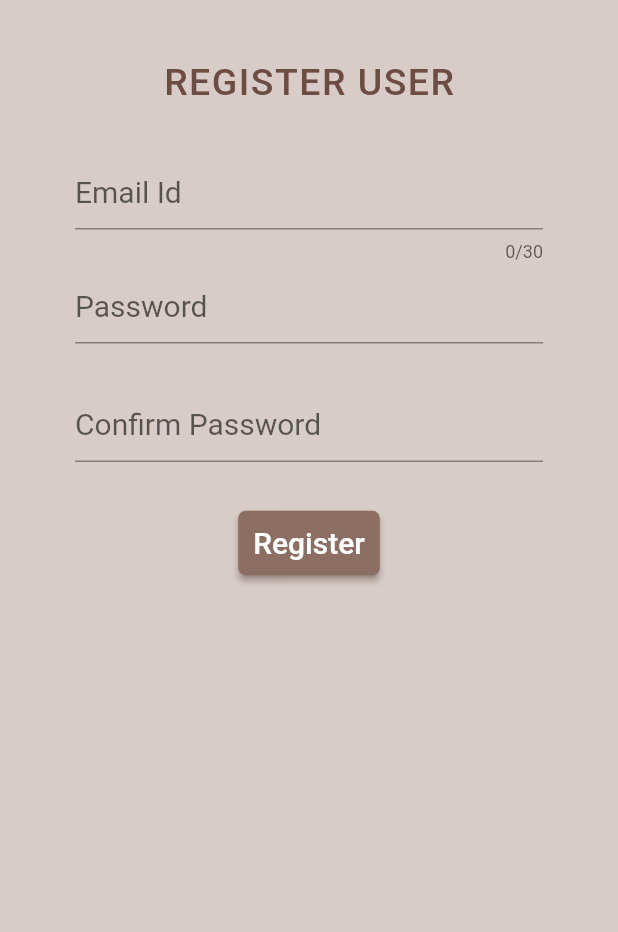
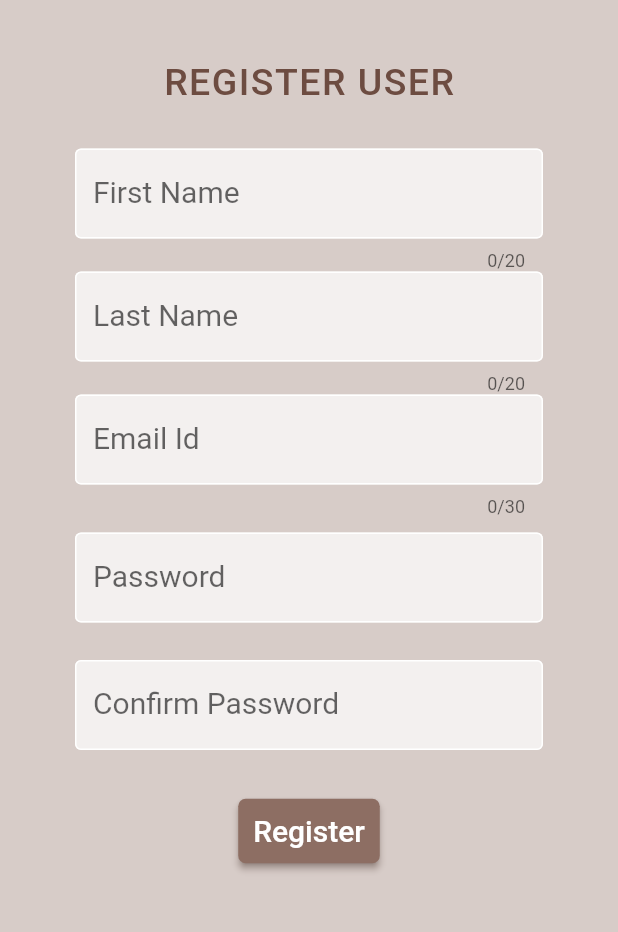
Before and after one commit to ShinuMathew/brewdy, a Flutter app: the screen it shows after launch, after a tap on "Sign In", after a tap on "Register", on a phone screen of 412 x 824 dp, the part 84-1016 px from its top. Run offline on Flutter 3.47's test engine with Material 2 defaults, Android fonts, the phone set to English and light mode, and no system bars; our stand-ins replace cloud_firestore, firebase_auth, firebase_core, flutter_spinkit; accounts and stored records are empty.

```diff
--- /dev/null
+++ b/lib/models/chai_model.dart
@@ -0,0 +1,10 @@
+import 'package:flutter/material.dart';
+
+class ChaiModel {
+
+  final String sugars;
+  final String name;
+  final int strength;
+
+  ChaiModel({this.sugars, this.name, this.strength});
+}
--- a/lib/screens/authenticate/register.dart
+++ b/lib/screens/authenticate/register.dart
@@ -1,24 +1,26 @@
 import 'package:chaiwala420/services/auth.dart';
+import 'package:chaiwala420/shared/constants.dart';
+import 'package:chaiwala420/shared/loading.dart';
 import 'package:chaiwala420/widgets/common/hamburger.dart';
 import 'package:flutter/material.dart';
 
 class Register extends StatefulWidget {
-
   final Function toggleView;
 
-  Register({ this.toggleView });
+  Register({this.toggleView});
 
   @override
   _RegisterState createState() => _RegisterState();
 }
 
 class _RegisterState extends State<Register> {
-
   final AuthService _auth = AuthService();
   final _formKey = GlobalKey<FormState>();
+  bool loading = false;
 
   //  Text field state
-  String username = "";
+  String firstName = "";
+  String lastName = "";
   String email = "";
   String password = "";
   String confirmPassword = "";
@@ -26,7 +28,9 @@ class _RegisterState extends State<Register> {
 
   @override
   Widget build(BuildContext context) {
-    return Scaffold(
+    return loading
+        ? Loading()
+        : Scaffold(
             // resizeToAvoidBottomInset: false,
             backgroundColor: Colors.brown[100],
             drawer: Hamburger().buildPublicHamburger(),
@@ -38,7 +42,8 @@ class _RegisterState extends State<Register> {
                 style: TextStyle(
                   fontSize: 20,
                   // letterSpacing: 2
-          ),),
+                ),
+              ),
               actions: [
                 FlatButton.icon(
                     icon: Icon(Icons.person),
@@ -56,67 +61,94 @@ class _RegisterState extends State<Register> {
                     key: _formKey,
                     child: Column(
                       children: <Widget>[
-                  SizedBox(height: 20,),
-                  Text(
-                    "REGISTER USER",
-                    style: TextStyle(fontSize: 25, color: Colors.brown[600], fontWeight: FontWeight.w500, letterSpacing: 1)),
-                  SizedBox(height: 30,),
-                  // TextFormField(
-                  //   validator: (val) => val.isEmpty ? "Enter a username" : null,
-                  //   // textAlign: TextAlign.center,
-                  //   maxLength: 20,
-                  //   style: TextStyle(fontSize: 20, height: 1.5),
-                  //   decoration: InputDecoration(
-                  //       hintText: "Username"
-                  //   ),
-                  //   onChanged: (val) {
-                  //     setState(() {
-                  //       username = val;
-                  //     });
-                  //   },
-                  // ),
+                        SizedBox(
+                          height: 20,
+                        ),
+                        Text("REGISTER USER",
+                            style: TextStyle(
+                                fontSize: 25,
+                                color: Colors.brown[600],
+                                fontWeight: FontWeight.w500,
+                                letterSpacing: 1)),
+                        SizedBox(
+                          height: 30,
+                        ),
+                        TextFormField(
+                          validator: (val) =>
+                              val.isEmpty ? "Enter a First Name" : null,
+                          // textAlign: TextAlign.center,
+                          maxLength: 20,
+                          style: TextStyle(fontSize: 20, height: 1),
+                          decoration: textInputDecoration.copyWith(
+                              hintText: "First Name"),
+                          onChanged: (val) {
+                            setState(() {
+                              firstName = val;
+                            });
+                          },
+                        ),
+                        TextFormField(
+                          validator: (val) =>
+                              val.isEmpty ? "Enter a Last Name" : null,
+                          // textAlign: TextAlign.center,
+                          maxLength: 20,
+                          style: TextStyle(fontSize: 20, height: 1),
+                          decoration: textInputDecoration.copyWith(
+                              hintText: "Last Name"),
+                          onChanged: (val) {
+                            setState(() {
+                              lastName = val;
+                            });
+                          },
+                        ),
                         TextFormField(
                           // textAlign: TextAlign.center,
-                    validator: (val) => val.isEmpty ? "Enter an email" : null,
+                          validator: (val) =>
+                              val.isEmpty ? "Enter an email" : null,
                           maxLength: 30,
-                    style: TextStyle(fontSize: 20, height: 1.5),
-                    decoration: InputDecoration(
-                      hintText: "Email Id"
-                    ),
+                          style: TextStyle(fontSize: 20, height: 1),
+                          decoration: textInputDecoration.copyWith(
+                              hintText: "Email Id"),
                           onChanged: (val) {
                             setState(() {
                               email = val;
                             });
                           },
                         ),
+                        SizedBox(
+                          height: 10,
+                        ),
                         TextFormField(
                           // textAlign: TextAlign.center,
-                    validator: (val) => val.length < 6 ? "Password should by greater than 6 characters" : null,
-                    style: TextStyle(fontSize: 20, height: 1.5),
+                          validator: (val) => val.length < 6
+                              ? "Password should by greater than 6 characters"
+                              : null,
+                          style: TextStyle(fontSize: 20, height: 1),
                           obscureText: true,
-                    decoration: InputDecoration(
-                        hintText: "Password"
-                    ),
+                          decoration: textInputDecoration.copyWith(
+                              hintText: "Password"),
                           onChanged: (val) {
-                      setState(() =>
-                      password = val);
+                            setState(() => password = val);
                           },
                         ),
-                  SizedBox(height: 25,),
+                        SizedBox(
+                          height: 25,
+                        ),
                         TextFormField(
                           // textAlign: TextAlign.center,
-                    validator: (val) => val.length < 6 ? "Password mismatched" : null,
-                    style: TextStyle(fontSize: 20, height: 1.5),
+                          validator: (val) =>
+                              val != password ? "Password mismatched" : null,
+                          style: TextStyle(fontSize: 20, height: 1),
                           obscureText: true,
-                    decoration: InputDecoration(
-                        hintText: "Confirm Password"
-                    ),
+                          decoration: textInputDecoration.copyWith(
+                              hintText: "Confirm Password"),
                           onChanged: (val) {
-                      setState(() =>
-                      confirmPassword = val);
+                            setState(() => confirmPassword = val);
                           },
                         ),
-                  SizedBox(height: 30,),
+                        SizedBox(
+                          height: 30,
+                        ),
                         ElevatedButton(
                             // padding: EdgeInsets.symmetric(vertical: 8, horizontal: 8),
                             // color: Colors.brown[400],
@@ -125,23 +157,37 @@ class _RegisterState extends State<Register> {
                                 primary: Colors.brown[400],
                                 padding: EdgeInsets.all(10),
                                 shape: RoundedRectangleBorder(
-                              borderRadius: BorderRadius.circular(5)
-                          )
-                      ),
+                                    borderRadius: BorderRadius.circular(5))),
                             child: Text(
                               "Register",
-                        style: TextStyle(color: Colors.white, fontSize: 20),
+                              style:
+                                  TextStyle(color: Colors.white, fontSize: 20),
                             ),
                             onPressed: () async {
-                        if(_formKey.currentState.validate()) {
-                          dynamic result = await _auth.registerWithEmailAndPassword(email, password);
-                          if(result == null) {
-                            setState(() => error = "Please provide a valid emaail and password");
+                              if (_formKey.currentState.validate()) {
+                                setState(() => loading = true);
+                                dynamic result =
+                                    await _auth.registerWithEmailAndPassword(
+                                        email, password, firstName, lastName);
+                                if (result == null) {
+                                  setState(() {
+                                    loading = false;
+                                    error =
+                                        "Registration Failed!\nPlease make sure you are entering a valid email and password";
+                                  });
                                 }
                               }
                             }),
-                  SizedBox(height: 12,),
-                  Text(error, style: TextStyle(color: Colors.red, fontSize: 14),)
+                        SizedBox(
+                          height: 20,
+                        ),
+                        Center(
+                          child: Text(
+                            error,
+                            style: TextStyle(color: Colors.red, fontSize: 14),
+                            textAlign: TextAlign.center,
+                          ),
+                        )
                       ],
                     ),
                   ),
--- a/lib/screens/authenticate/sign_in.dart
+++ b/lib/screens/authenticate/sign_in.dart
@@ -1,4 +1,6 @@
 import 'package:chaiwala420/services/auth.dart';
+import 'package:chaiwala420/shared/constants.dart';
+import 'package:chaiwala420/shared/loading.dart';
 import 'package:chaiwala420/widgets/common/hamburger.dart';
 import 'package:firebase_auth/firebase_auth.dart';
 import 'package:flutter/cupertino.dart';
@@ -16,14 +18,16 @@ class SignIn extends StatefulWidget {
 class _SignInState extends State<SignIn> {
   final AuthService _auth = AuthService();
   final _formKey = GlobalKey<FormState>();
+  bool loading = false;
 
   //  Text field state
   String email = "";
   String password = "";
+  String error = "";
 
   @override
   Widget build(BuildContext context) {
-    return Scaffold(
+    return loading ? Loading() : Scaffold(
       backgroundColor: Colors.brown[100],
       drawer: Hamburger().buildPublicHamburger(),
       appBar: AppBar(
@@ -67,22 +71,27 @@ class _SignInState extends State<SignIn> {
                   ),
                   TextFormField(
                     // textAlign: TextAlign.center,
-                    validator: (val) => val.isEmpty ? "Please enter an emailId" : null,
+                    validator: (val) =>
+                        val.isEmpty ? "Please enter an emailId" : null,
                     maxLength: 30,
-                    style: TextStyle(fontSize: 20, height: 1.5),
-                    decoration: InputDecoration(hintText: "Email Id"),
+                    style: TextStyle(fontSize: 20, height: 1),
+                    decoration: textInputDecoration.copyWith(hintText: "Email Id"),
                     onChanged: (val) {
                       setState(() {
                         email = val;
                       });
                     },
                   ),
+                  SizedBox(
+                    height: 10,
+                  ),
                   TextFormField(
-                    validator: (val) => val.isEmpty ? "Please enter a password" : null,
+                    validator: (val) =>
+                        val.isEmpty ? "Please enter a password" : null,
                     // textAlign: TextAlign.center,
-                    style: TextStyle(fontSize: 20, height: 1.5),
+                    style: TextStyle(fontSize: 20, height: 1),
                     obscureText: true,
-                    decoration: InputDecoration(hintText: "Password"),
+                    decoration: textInputDecoration.copyWith(hintText: "Password"),
                     onChanged: (val) {
                       setState(() => password = val);
                     },
@@ -105,9 +114,33 @@ class _SignInState extends State<SignIn> {
                       ),
                       onPressed: () async {
                         if (_formKey.currentState.validate()) {
-                          print("Email : ${email}\nPassword : ${password}");
+                          setState(() => loading = true);
+                          dynamic result = await _auth
+                              .signInWithEmailAndPassword(email, password);
+                          if (result == null) {
+                            setState(() {
+                              error =
+                              "Sign In failed. Please enter a valid credential or register as a new user";
+                              loading = false;
+                            });
+                          } else {
+                            User user = await FirebaseAuth.instance.currentUser;
+                            print(user.displayName);
+                          }
                         }
-                      })
+                      }),
+                  SizedBox(
+                    height: 20,
+                  ),
+                  Center(
+                      child: Text(
+                    error,
+                    style: TextStyle(
+                      color: Colors.red,
+                      fontSize: 14,
+                    ),
+                    textAlign: TextAlign.center,
+                  ))
                 ],
               ),
             ),
--- /dev/null
+++ b/lib/services/database.dart
@@ -0,0 +1,34 @@
+import 'package:chaiwala420/models/chai_model.dart';
+import 'package:cloud_firestore/cloud_firestore.dart';
+
+class DatabaseService {
+
+  final String uid;
+
+  DatabaseService({this.uid});
+
+  //  Collection reference
+  final CollectionReference chaiCollection = FirebaseFirestore.instance.collection("chai");
+
+  Future updateUserData(String sugar, String name, int strength) async {
+    return await chaiCollection.doc(uid).set({
+      'sugars' : sugar,
+      'name' : name,
+      'strength' : strength
+    });
+  }
+
+  // Chai list from snapshot
+  List<ChaiModel> _chaiListFromSnapshot(QuerySnapshot snapshot) {
+    return snapshot.docs.map((chai) {
+      return ChaiModel(name: chai.get('name') ?? '',
+          strength: chai.get('strength') ?? 0,
+          sugars: chai.get('sugars') ?? '0');
+    }).toList();
+  }
+
+  Stream<List<ChaiModel>> get chai {
+    return chaiCollection.snapshots()
+    .map(_chaiListFromSnapshot);
+  }
+}
--- /dev/null
+++ b/lib/shared/constants.dart
@@ -0,0 +1,11 @@
+import 'package:flutter/material.dart';
+import 'package:flutter/cupertino.dart';
+
+const textInputDecoration = InputDecoration(
+  fillColor: Colors.white70,
+  filled: true,
+  enabledBorder:
+      OutlineInputBorder(borderSide: BorderSide(color: Colors.white, width: 1)),
+  focusedBorder: OutlineInputBorder(
+      borderSide: BorderSide(color: Color(0xFF8D6E63), width: 1)),
+);
--- a/pubspec.yaml
+++ b/pubspec.yaml
@@ -28,6 +28,7 @@ dependencies:
   cupertino_icons: ^1.0.2
   firebase_core : ^1.3.0
   provider: ^5.0.0
+  flutter_spinkit: ^4.1.2
 
   # The following adds the Cupertino Icons font to your application.
   # Use with the CupertinoIcons class for iOS style icons.
```
Also changed, not shown: lib/screens/home/chai_list.dart (added, +26 -0 lines), lib/screens/home/home.dart (+31 -2 lines), lib/services/auth.dart (+13 -1 lines), lib/shared/loading.dart (added, +18 -0 lines), pubspec.lock. Lines whose indentation alone changed are shown as unchanged.
